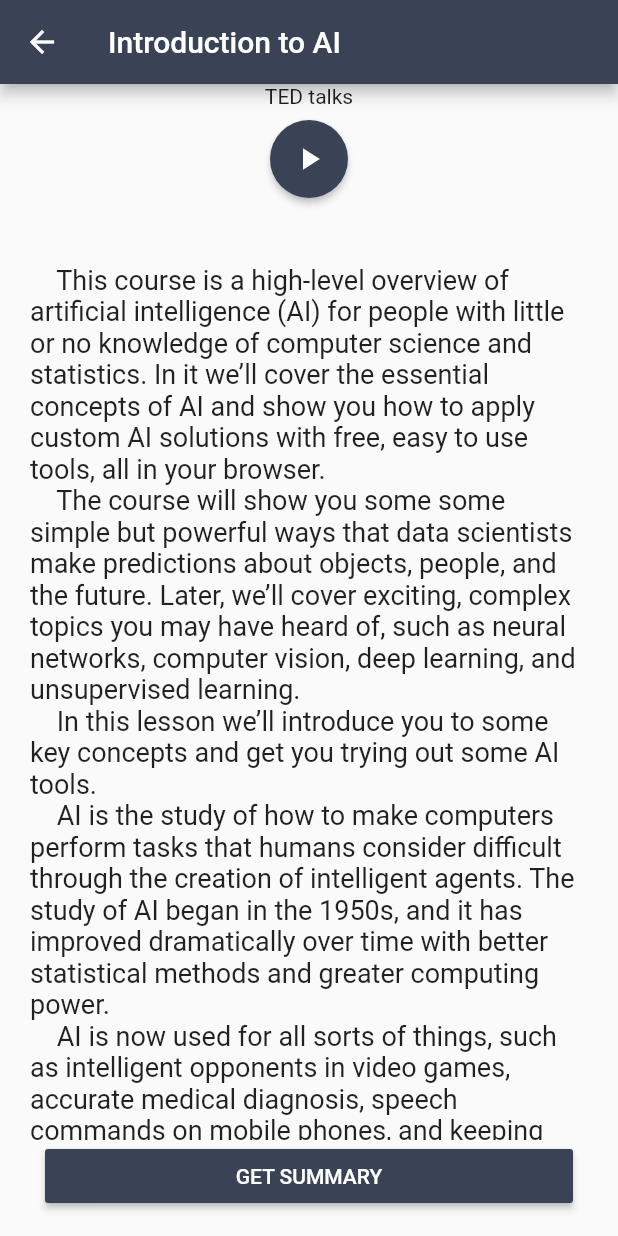
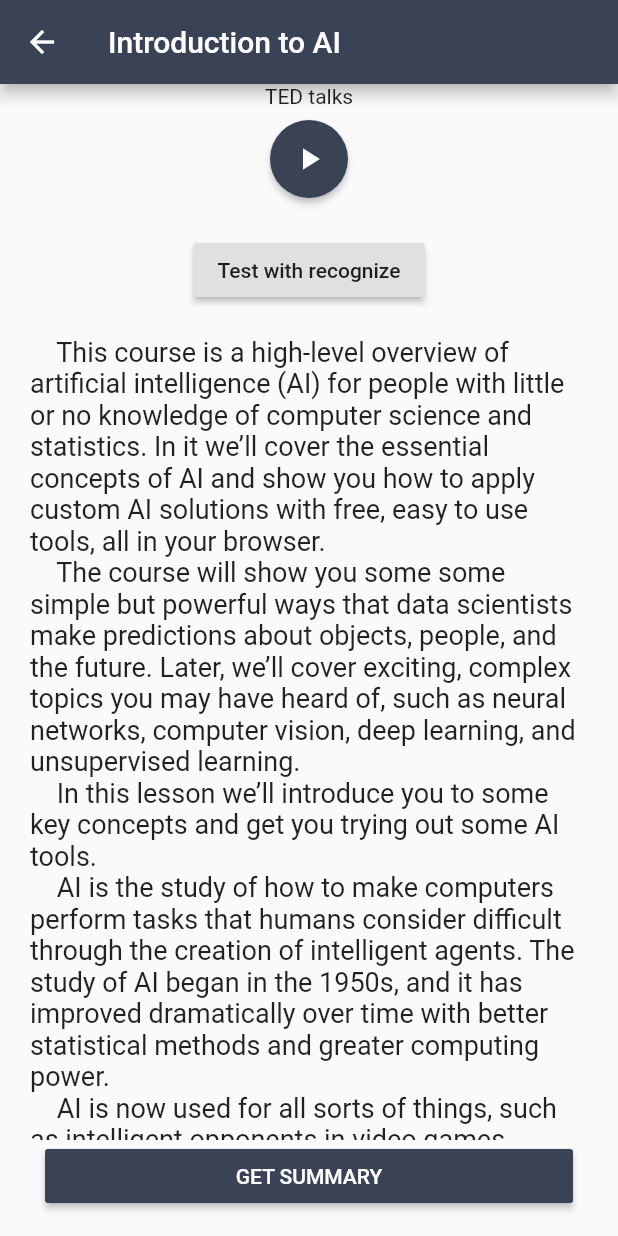
Before and after one commit to SonQBChau/SoftAIP2_YourNote, a Flutter app: the screen it shows after launch, after a tap on "Introduction to AI", on a phone screen of 412 x 824 dp. Run offline on Flutter 3.47's test engine with Material 2 defaults, Android fonts, the phone set to English and light mode, and no system bars; our stand-ins replace assets_audio_player; missing offline and left inert: google_speech; network calls fail.

Commit message:
call google speech api

```diff
--- a/frontend/flutter_app/lib/audio_widget.dart
+++ b/frontend/flutter_app/lib/audio_widget.dart
@@ -14,7 +14,7 @@ class _MyPageWithAudioState extends State<MyPageWithAudio> {
   @override
   Widget build(BuildContext context) {
     return AudioWidget.assets(
-      path: "assets/audios/1.mp3",
+      path: "assets/1.mp3",
       play: _play,
       onReadyToPlay: (total) {
         setState(() {
--- a/frontend/flutter_app/lib/detail_page.dart
+++ b/frontend/flutter_app/lib/detail_page.dart
@@ -1,5 +1,6 @@
 
 import 'package:flutter/material.dart';
+import 'package:flutter_app/speech_to_text.dart';
 import 'package:flutter_app/summary_page.dart';
 import 'package:flutter_app/utils.dart';
 
@@ -53,6 +54,7 @@ class DetailPage extends StatelessWidget {
       body: Column(
         children: <Widget>[
           MyPageWithAudio(),
+          AudioRecognize(),
           bottomContentText,
           readButton],
       ),
--- /dev/null
+++ b/frontend/flutter_app/lib/speech_to_text.dart
@@ -0,0 +1,131 @@
+import 'dart:io';
+
+import 'package:flutter/material.dart';
+import 'package:flutter/services.dart';
+import 'package:google_speech/google_speech.dart';
+import 'package:google_speech/speech_to_text_beta.dart';
+import 'package:path_provider/path_provider.dart';
+
+
+class AudioRecognize extends StatefulWidget {
+  @override
+  State<StatefulWidget> createState() => _AudioRecognizeState();
+}
+
+class _AudioRecognizeState extends State<AudioRecognize> {
+  bool recognizing = false;
+  bool recognizeFinished = false;
+  String text = '';
+
+
+  void recognize() async {
+    setState(() {
+      recognizing = true;
+    });
+    final serviceAccount = ServiceAccount.fromString(
+        '${(await rootBundle.loadString('assets/google_key.json'))}');
+    final speechToText = SpeechToTextBeta.viaServiceAccount(serviceAccount);
+    final config = _getConfig();
+    final audio = await _getAudioContent('1.mp3');
+    // final audio = await _getAudioContent('ted.mp3');
+
+    await speechToText.recognize(config, audio).then((value) {
+      setState(() {
+        text = value.results
+            .map((e) => e.alternatives.first.transcript)
+            .join('\n');
+      });
+      print(text);
+    }).whenComplete(() => setState(() {
+      recognizeFinished = true;
+      recognizing = false;
+    }));
+  }
+
+
+  RecognitionConfigBeta _getConfig() => RecognitionConfigBeta(
+      // encoding: AudioEncoding.LINEAR16,
+      encoding: AudioEncoding.ENCODING_UNSPECIFIED,
+      model: RecognitionModel.basic,
+      enableAutomaticPunctuation: true,
+      sampleRateHertz: 16000,
+      languageCode: 'de-DE',
+      alternativeLanguageCodes: ['fr-FR', 'en-US']);
+
+  Future<void> _copyFileFromAssets(String name) async {
+    var data = await rootBundle.load('assets/$name');
+    final directory = await getApplicationDocumentsDirectory();
+    final path = directory.path + '/$name';
+    await File(path).writeAsBytes(
+        data.buffer.asUint8List(data.offsetInBytes, data.lengthInBytes));
+  }
+
+  Future<List<int>> _getAudioContent(String name) async {
+    final directory = await getApplicationDocumentsDirectory();
+    final path = directory.path + '/$name';
+    if (!File(path).existsSync()) {
+      await _copyFileFromAssets(name);
+    }
+    return File(path).readAsBytesSync().toList();
+  }
+
+
+
+  @override
+  Widget build(BuildContext context) {
+    return Center(
+        child: Column(
+          mainAxisAlignment: MainAxisAlignment.spaceAround,
+          children: <Widget>[
+
+            RaisedButton(
+              onPressed: recognizing ? () {} : recognize,
+              child: recognizing
+                  ? CircularProgressIndicator()
+                  : Text('Test with recognize'),
+            ),
+            if (recognizeFinished)
+              _RecognizeContent(
+                text: text,
+              ),
+
+          ],
+        ),
+      ); // This trailing comma makes auto-formatting nicer for build methods.
+
+  }
+}
+
+class _RecognizeContent extends StatelessWidget {
+  final String text;
+
+  const _RecognizeContent({Key key, this.text}) : super(key: key);
+
+  @override
+  Widget build(BuildContext context) {
+    return  Padding(
+      padding: const EdgeInsets.all(16.0),
+      child: Column(
+        children: <Widget>[
+          Text(
+            'The text recognized by the Google Speech Api:',
+          ),
+
+          SizedBox(
+            height: 16.0,
+          ),
+          Container(
+            height: 200,
+            child: SingleChildScrollView(
+              child: Text(
+                text,
+                style: Theme.of(context).textTheme.bodyText1,
+              ),
+            ),
+          ),
+        ],
+      ),
+
+    );
+  }
+}
--- a/frontend/flutter_app/pubspec.yaml
+++ b/frontend/flutter_app/pubspec.yaml
@@ -30,6 +30,7 @@ dependencies:
   cupertino_icons: ^0.1.3
   http: any
   assets_audio_player: ^2.0.10
+  google_speech: ^1.2.1
 
 dev_dependencies:
   flutter_test:
@@ -42,6 +43,9 @@ dev_dependencies:
 flutter:
   assets:
     - assets/audios/
+    - assets/google_key.json
+    - assets/1.wav
+    - assets/1.mp3
 
   # The following line ensures that the Material Icons font is
   # included with your application, so that you can use the icons in
```
Also changed, not shown: frontend/flutter_app/pubspec.lock, 4 other files.
